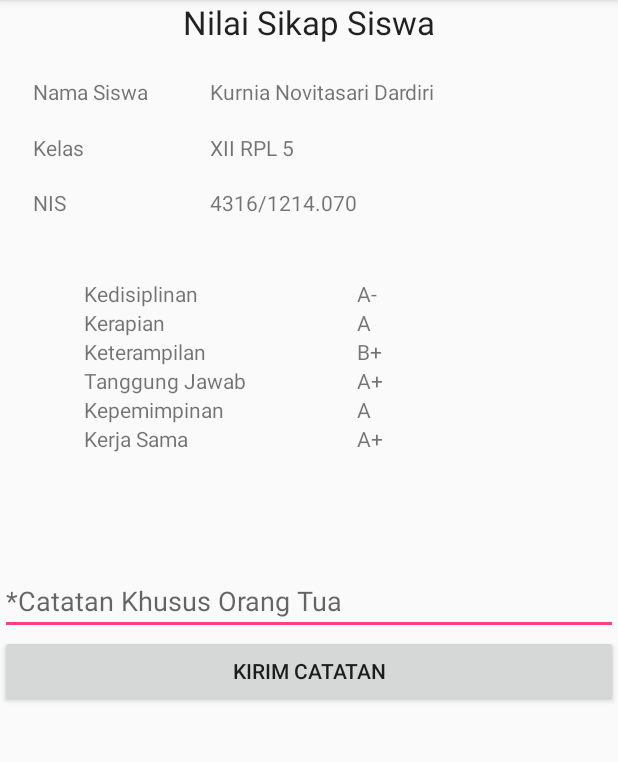
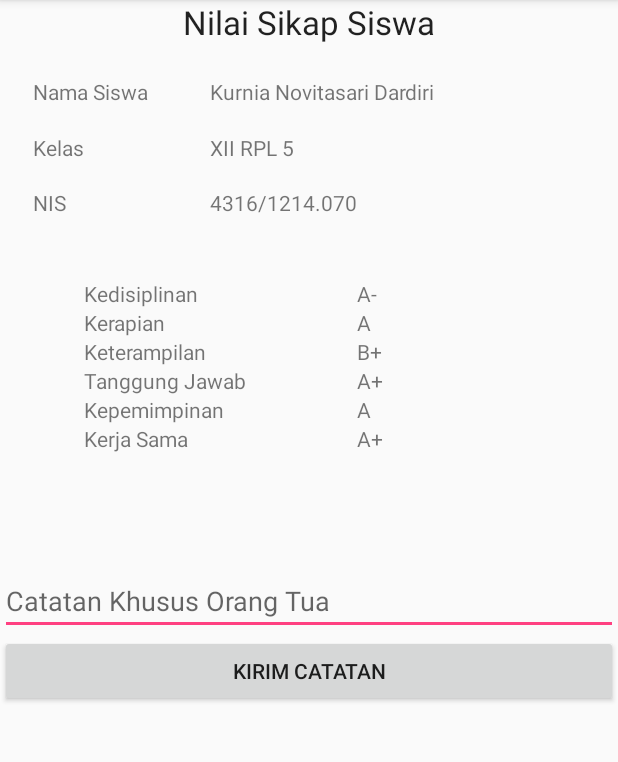
Before and after one commit to aldiasanda/Raport-BukuPenghubung, an Android app: the fragment Tab2 shown on its own in the app's theme, on a phone screen of 412 x 824 dp, the part 84-846 px from its top. Run offline under Robolectric (Android 15) with nearby library versions, the phone set to English and light mode, and no system bars; network calls fail.

Commit message:
Tab Nilai Sikap

```diff
--- a/app/src/main/res/layout/tab2.xml
+++ b/app/src/main/res/layout/tab2.xml
@@ -196,7 +196,7 @@
         android:layout_below="@+id/textView48"
         android:layout_marginTop="76dp"
         android:ems="10"
-        android:hint="*Catatan Khusus Orang Tua"
+        android:hint="Catatan Khusus Orang Tua"
         android:inputType="text" />
 
     <Button
```
